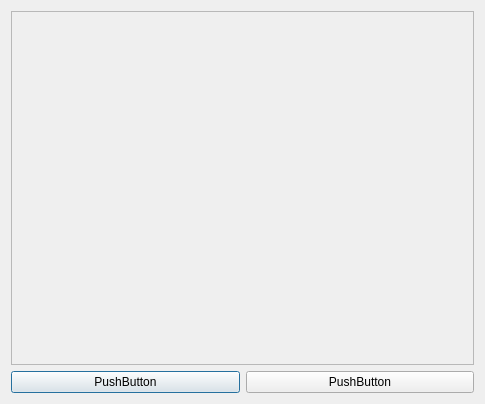
zxl1001/QtOpenglWidget, file openglframe2.ui: the form before one commit.
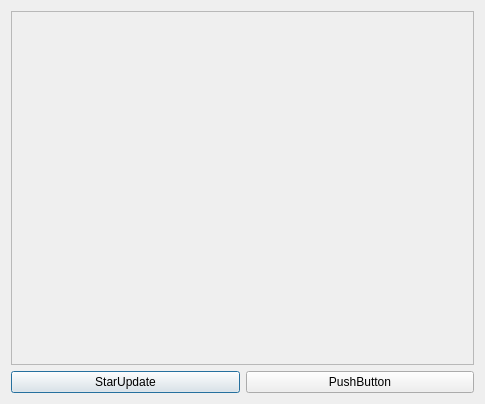
The form after the commit.

```diff
--- a/openglframe2.ui
+++ b/openglframe2.ui
@@ -29,7 +29,10 @@
      <item>
       <widget class="QPushButton" name="pushButton">
        <property name="text">
-        <string>PushButton</string>
+        <string>StarUpdate</string>
+       </property>
+       <property name="checkable">
+        <bool>true</bool>
        </property>
       </widget>
      </item>
```
Left out of the diff: 2 changed lines with no effect on the pictures.
